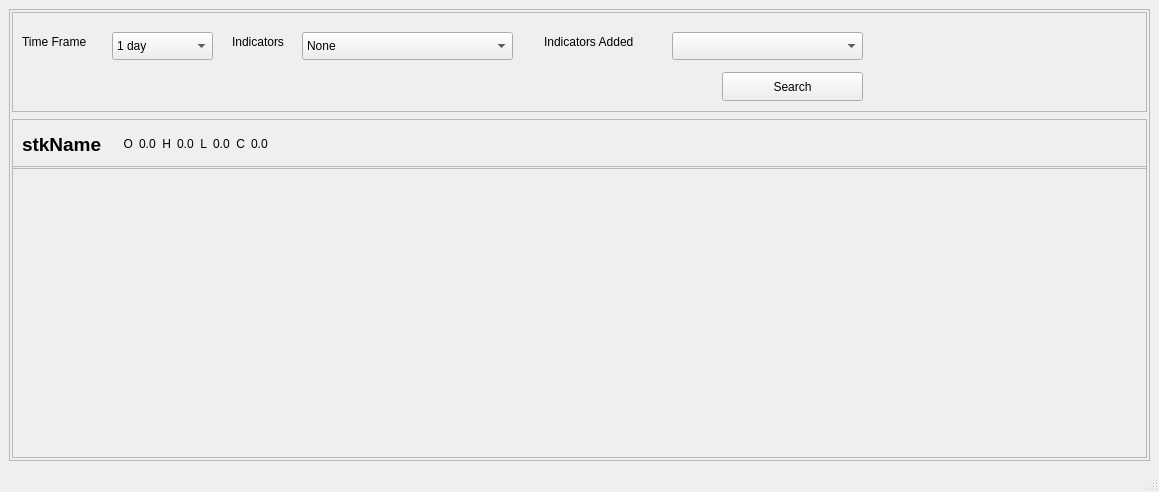
Old version of the form UIFiles/chart.ui in the repository ShubhamMandavkar/TYLiveProjectt-StockAutomationSystem.
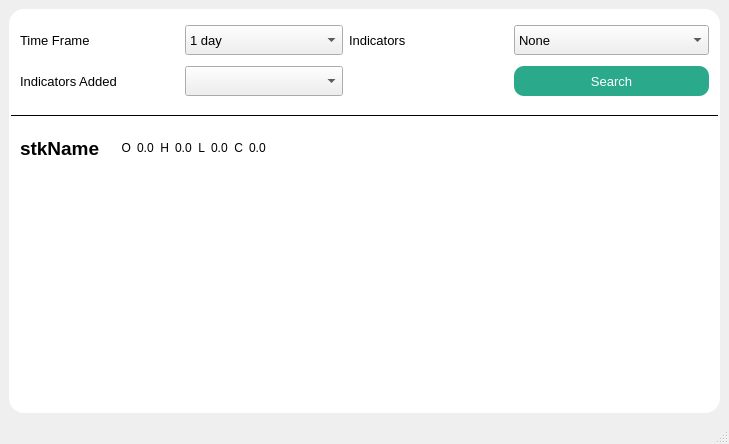
New version of the form.

What changed in the file:
```diff
--- a/UIFiles/chart.ui
+++ b/UIFiles/chart.ui
@@ -6,8 +6,8 @@
    <rect>
     <x>0</x>
     <y>0</y>
-    <width>1159</width>
-    <height>492</height>
+    <width>729</width>
+    <height>444</height>
    </rect>
   </property>
   <property name="windowTitle">
@@ -17,6 +17,13 @@
    <layout class="QHBoxLayout" name="horizontalLayout">
     <item>
      <widget class="QFrame" name="frame_2">
+      <property name="styleSheet">
+       <string notr="true">QFrame{
+	color: rgb(0, 0, 0);
+	border-radius : 15px;
+	background-color:  white;
+}</string>
+      </property>
       <property name="frameShape">
        <enum>QFrame::StyledPanel</enum>
       </property>
@@ -44,7 +51,7 @@
          <property name="minimumSize">
           <size>
            <width>0</width>
-           <height>50</height>
+           <height>80</height>
           </size>
          </property>
          <property name="maximumSize">
@@ -59,27 +66,131 @@
          <property name="frameShadow">
           <enum>QFrame::Raised</enum>
          </property>
+         <layout class="QGridLayout" name="gridLayout">
+          <item row="0" column="0">
          <widget class="QLabel" name="lblTimeFrame">
-          <property name="geometry">
-           <rect>
-            <x>10</x>
-            <y>20</y>
-            <width>81</width>
-            <height>20</height>
-           </rect>
+            <property name="font">
+             <font>
+              <pointsize>10</pointsize>
+             </font>
           </property>
           <property name="text">
            <string>Time Frame</string>
           </property>
          </widget>
+          </item>
+          <item row="0" column="3">
+           <widget class="QLabel" name="lblIndicators">
+            <property name="font">
+             <font>
+              <pointsize>10</pointsize>
+             </font>
+            </property>
+            <property name="text">
+             <string>Indicators</string>
+            </property>
+           </widget>
+          </item>
+          <item row="1" column="0">
+           <widget class="QLabel" name="lblIndicatorsAdded">
+            <property name="font">
+             <font>
+              <pointsize>10</pointsize>
+             </font>
+            </property>
+            <property name="text">
+             <string>Indicators Added</string>
+            </property>
+           </widget>
+          </item>
+          <item row="0" column="4">
+           <widget class="QComboBox" name="cmbIndicators">
+            <property name="minimumSize">
+             <size>
+              <width>0</width>
+              <height>30</height>
+             </size>
+            </property>
+            <property name="font">
+             <font>
+              <pointsize>10</pointsize>
+             </font>
+            </property>
+            <item>
+             <property name="text">
+              <string>None</string>
+             </property>
+            </item>
+            <item>
+             <property name="text">
+              <string>Exponential Moving Average</string>
+             </property>
+            </item>
+            <item>
+             <property name="text">
+              <string>Hull Moving Average</string>
+             </property>
+            </item>
+           </widget>
+          </item>
+          <item row="1" column="1">
+           <widget class="QComboBox" name="cmbIndicatorsAdded">
+            <property name="minimumSize">
+             <size>
+              <width>0</width>
+              <height>30</height>
+             </size>
+            </property>
+            <property name="font">
+             <font>
+              <pointsize>10</pointsize>
+             </font>
+            </property>
+           </widget>
+          </item>
+          <item row="1" column="4">
+           <widget class="QPushButton" name="btnSearch">
+            <property name="minimumSize">
+             <size>
+              <width>0</width>
+              <height>30</height>
+             </size>
+            </property>
+            <property name="font">
+             <font>
+              <pointsize>10</pointsize>
+             </font>
+            </property>
+            <property name="styleSheet">
+             <string notr="true">QPushButton{
+	background-color: #2AAA8A;
+	color: rgb(255, 255, 255);
+	border-radius : 10px;
+	padding: 5px;	
+}
+
+QPushButton:hover{
+	background-color: rgb(46, 186, 151);
+	color: rgb(0, 0, 0);
+}</string>
+            </property>
+            <property name="text">
+             <string>Search</string>
+            </property>
+           </widget>
+          </item>
+          <item row="0" column="1">
          <widget class="QComboBox" name="cmbTimeFrame">
-          <property name="geometry">
-           <rect>
-            <x>100</x>
-            <y>20</y>
-            <width>101</width>
-            <height>28</height>
-           </rect>
+            <property name="minimumSize">
+             <size>
+              <width>0</width>
+              <height>30</height>
+             </size>
+            </property>
+            <property name="font">
+             <font>
+              <pointsize>10</pointsize>
+             </font>
           </property>
           <property name="currentIndex">
            <number>7</number>
@@ -145,80 +256,20 @@
            </property>
           </item>
          </widget>
-         <widget class="QLabel" name="lblIndicators">
-          <property name="geometry">
-           <rect>
-            <x>220</x>
-            <y>20</y>
-            <width>71</width>
-            <height>20</height>
-           </rect>
-          </property>
-          <property name="text">
-           <string>Indicators</string>
-          </property>
-         </widget>
-         <widget class="QComboBox" name="cmbIndicators">
-          <property name="geometry">
-           <rect>
-            <x>290</x>
-            <y>20</y>
-            <width>211</width>
-            <height>28</height>
-           </rect>
-          </property>
-          <item>
-           <property name="text">
-            <string>None</string>
-           </property>
+          </item>
+         </layout>
+        </widget>
           </item>
           <item>
-           <property name="text">
-            <string>Exponential Moving Average</string>
-           </property>
-          </item>
-          <item>
-           <property name="text">
-            <string>Hull Moving Average</string>
-           </property>
-          </item>
-         </widget>
-         <widget class="QLabel" name="lblIndicatorsAdded">
-          <property name="geometry">
-           <rect>
-            <x>532</x>
-            <y>20</y>
-            <width>121</width>
-            <height>20</height>
-           </rect>
-          </property>
-          <property name="text">
-           <string>Indicators Added</string>
-          </property>
-         </widget>
-         <widget class="QComboBox" name="cmbIndicatorsAdded">
-          <property name="geometry">
-           <rect>
-            <x>660</x>
-            <y>20</y>
-            <width>191</width>
-            <height>28</height>
-           </rect>
-          </property>
-         </widget>
-         <widget class="QPushButton" name="btnSearch">
-          <property name="geometry">
-           <rect>
-            <x>710</x>
-            <y>60</y>
-            <width>141</width>
-            <height>29</height>
-           </rect>
-          </property>
-          <property name="text">
-           <string>Search</string>
-          </property>
-         </widget>
+        <widget class="Line" name="line">
+         <property name="styleSheet">
+          <string notr="true">QFrame{
+	border-bottom: 1px solid black;
+}</string>
+         </property>
+         <property name="orientation">
+          <enum>Qt::Horizontal</enum>
+         </property>
         </widget>
        </item>
        <item>
```
Left out of the diff: 2 changed lines with no effect on the pictures. Lines whose indentation alone changed are shown as unchanged.
